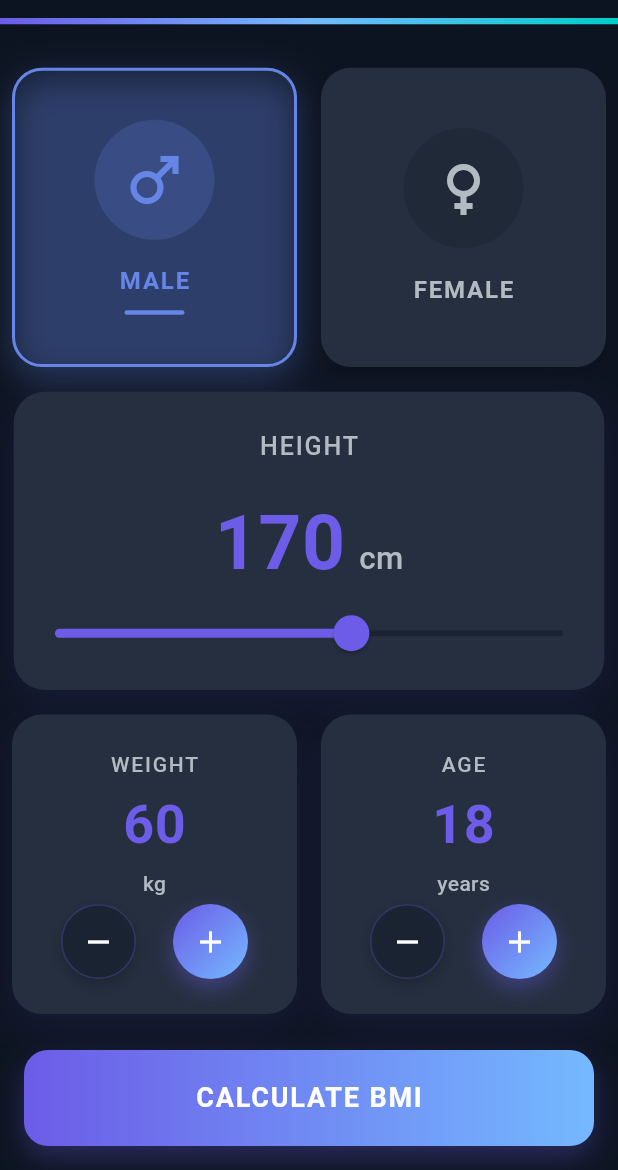
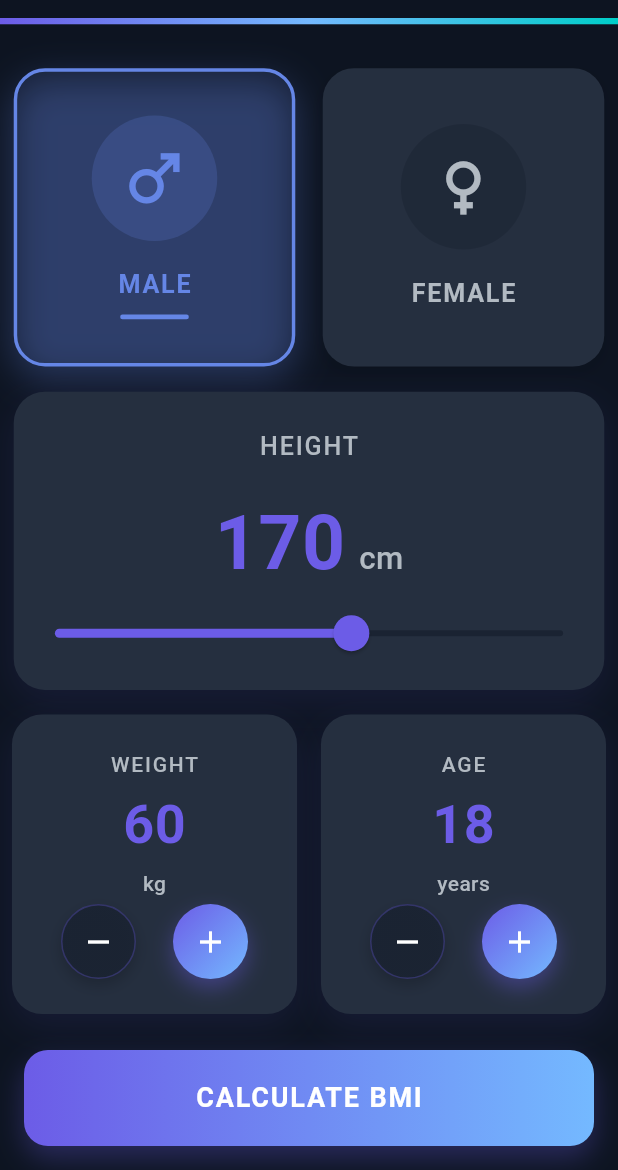
Before and after one commit to rofidarashed/bmi, a Flutter app: the screen it shows after launch, on a phone screen of 412 x 824 dp, the part 66-1236 px from its top. Run offline on Flutter 3.47's test engine with Material 3 defaults, Android fonts, the phone set to English and light mode, and no system bars; our stand-ins replace flutter_screenutil, screenshot, share_plus.

Commit message:
update gender card

```diff
--- a/lib/feature/bmi/widgets/gender_card.dart
+++ b/lib/feature/bmi/widgets/gender_card.dart
@@ -1,6 +1,8 @@
-import 'package:bmi/core/app_animations.dart';
+// ignore_for_file: unused_field
+
 import 'package:bmi/core/app_colors.dart';
 import 'package:flutter/material.dart';
+import 'package:flutter_screenutil/flutter_screenutil.dart';
 
 class GenderCard extends StatefulWidget {
   final bool isSelected;
@@ -25,6 +27,8 @@ class GenderCard extends StatefulWidget {
 class _GenderCardState extends State<GenderCard>
     with SingleTickerProviderStateMixin {
   late AnimationController _animationController;
+  late Animation<double> _scaleAnimation;
+  late Animation<double> _glowAnimation;
 
   @override
   void initState() {
@@ -33,10 +37,10 @@ class _GenderCardState extends State<GenderCard>
       duration: const Duration(milliseconds: 200),
       vsync: this,
     );
-    AppAnimations.scaleAnimation = Tween<double>(begin: 1.0, end: 0.95).animate(
+    _scaleAnimation = Tween<double>(begin: 1.0, end: 0.95).animate(
       CurvedAnimation(parent: _animationController, curve: Curves.easeInOut),
     );
-    AppAnimations.glowAnimation = Tween<double>(begin: 0.0, end: 1.0).animate(
+    _glowAnimation = Tween<double>(begin: 0.0, end: 1.0).animate(
       CurvedAnimation(parent: _animationController, curve: Curves.easeInOut),
     );
   }
@@ -57,9 +61,9 @@ class _GenderCardState extends State<GenderCard>
       animation: _animationController,
       builder: (context, child) {
         return Transform.scale(
-          scale: AppAnimations.scaleAnimation.value,
+          scale: _scaleAnimation.value,
           child: Container(
-            margin: const EdgeInsets.symmetric(horizontal: 8, vertical: 8),
+            margin: EdgeInsets.symmetric(horizontal: 8.w, vertical: 8.h),
             child: Material(
               color: Colors.transparent,
               child: InkWell(
@@ -69,7 +73,7 @@ class _GenderCardState extends State<GenderCard>
                   });
                   widget.onTap();
                 },
-                borderRadius: BorderRadius.circular(20),
+                borderRadius: BorderRadius.circular(20.r),
                 child: AnimatedContainer(
                   duration: const Duration(milliseconds: 100),
                   curve: Curves.easeInOut,
@@ -77,25 +81,25 @@ class _GenderCardState extends State<GenderCard>
                     color: widget.isSelected
                         ? selectedColor.withOpacity(0.1)
                         : unselectedColor,
-                    borderRadius: BorderRadius.circular(20),
+                    borderRadius: BorderRadius.circular(20.r),
                     border: Border.all(
                       color: widget.isSelected
                           ? selectedColor
                           : Colors.transparent,
-                      width: 2,
+                      width: 2.w,
                     ),
                     boxShadow: widget.isSelected
                         ? [
                             BoxShadow(
                               color: selectedColor.withOpacity(0.3),
-                              blurRadius: 20,
+                              blurRadius: 20.r,
                               offset: const Offset(0, 8),
                             ),
                           ]
                         : [
                             BoxShadow(
                               color: Colors.black.withOpacity(0.1),
-                              blurRadius: 8,
+                              blurRadius: 8.r,
                               offset: const Offset(0, 4),
                             ),
                           ],
@@ -105,7 +109,7 @@ class _GenderCardState extends State<GenderCard>
                     children: [
                       AnimatedContainer(
                         duration: const Duration(milliseconds: 120),
-                        padding: const EdgeInsets.all(16),
+                        padding: EdgeInsets.all(16.r),
                         decoration: BoxDecoration(
                           color: widget.isSelected
                               ? selectedColor.withOpacity(0.2)
@@ -114,17 +118,17 @@ class _GenderCardState extends State<GenderCard>
                         ),
                         child: Icon(
                           widget.icon,
-                          size: 48,
+                          size: 48.r,
                           color: widget.isSelected
                               ? selectedColor
                               : AppColors.textSecondary,
                         ),
                       ),
-                      const SizedBox(height: 16),
+                      SizedBox(height: 16.h),
                       Text(
                         widget.label,
                         style: TextStyle(
-                          fontSize: 16,
+                          fontSize: 16.sp,
                           fontWeight: FontWeight.w600,
                           color: widget.isSelected
                               ? selectedColor
@@ -133,13 +137,13 @@ class _GenderCardState extends State<GenderCard>
                         ),
                       ),
                       if (widget.isSelected) ...[
-                        const SizedBox(height: 8),
+                        SizedBox(height: 8.h),
                         Container(
-                          width: 40,
-                          height: 3,
+                          width: 40.w,
+                          height: 3.h,
                           decoration: BoxDecoration(
                             color: selectedColor,
-                            borderRadius: BorderRadius.circular(2),
+                            borderRadius: BorderRadius.circular(2.r),
                           ),
                         ),
                       ],
```
